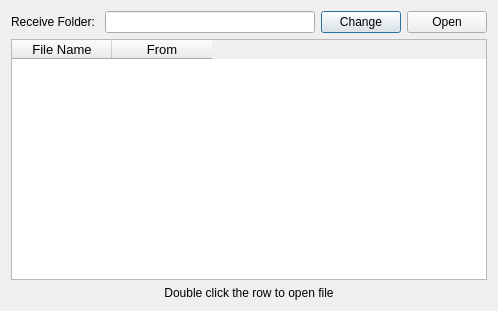
Before: the Qt Designer form Console/UI/FileReceiveUI.ui in yang-zhongtian/PYCM, drawn with Qt 5.
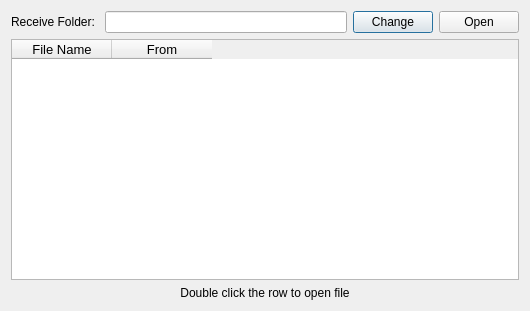
After: the same form once the commit is applied. Icons and pictures are not drawn.

What changed in the file:
```diff
--- a/Console/UI/FileReceiveUI.ui
+++ b/Console/UI/FileReceiveUI.ui
@@ -6,7 +6,7 @@
    <rect>
     <x>0</x>
     <y>0</y>
-    <width>498</width>
+    <width>530</width>
     <height>311</height>
    </rect>
   </property>
```
Left out of the diff: 6 changed lines with no effect on the pictures.
